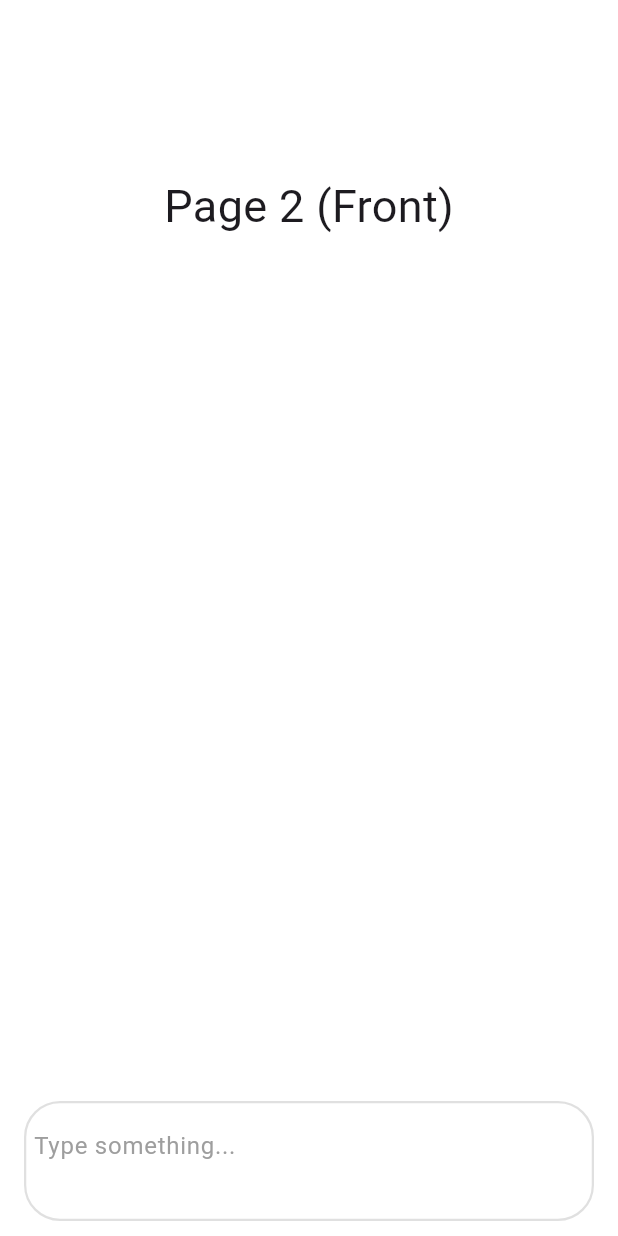
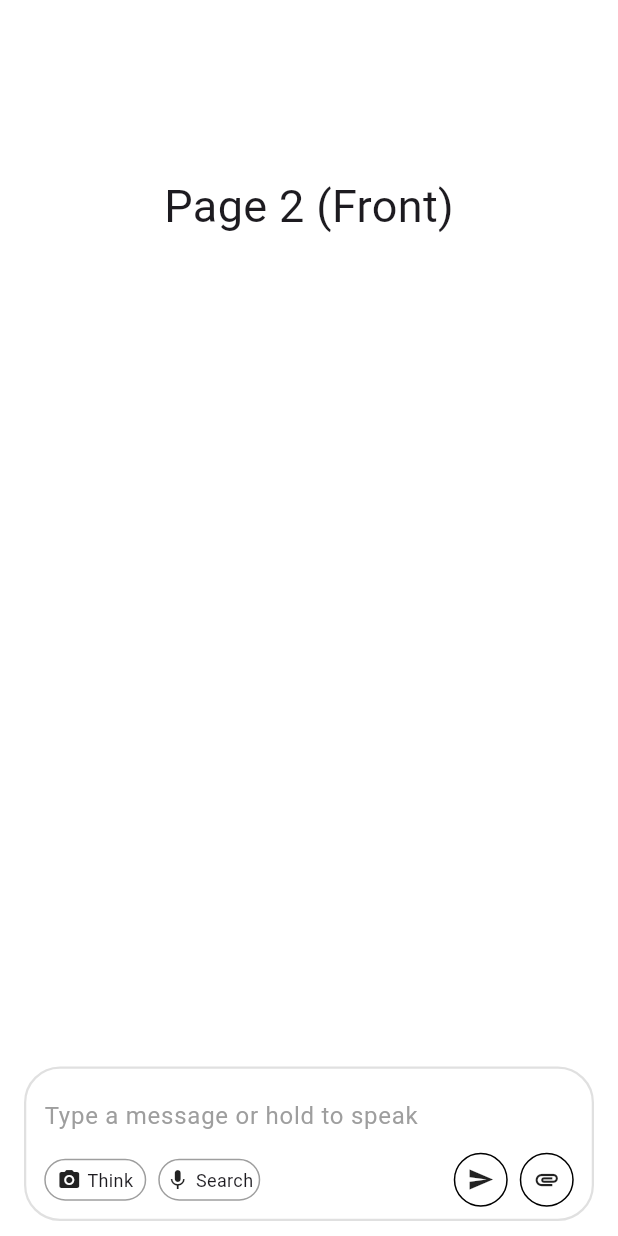
Before and after one commit to zaibappdev/deepseek_clone_app, a Flutter app: the HomeScreen screen opened by its route, on a phone screen of 412 x 824 dp. Run offline on Flutter 3.47's test engine with Material 3 defaults, Android fonts, the phone set to English and light mode, and no system bars; our stand-ins replace go_router.

Commit message:
text field

```diff
--- a/lib/features/home/home_screen.dart
+++ b/lib/features/home/home_screen.dart
@@ -148,7 +148,7 @@ class _HomeScreenState extends State<HomeScreen>
             builder: (context, _) {
               final drag = controller.value;
 
-              // Close page keyboard when open page 1
+              // Close keyboard if page 1 opens
               if (drag > 0) {
                 FocusScope.of(context).unfocus();
               }
@@ -176,13 +176,12 @@ class _HomeScreenState extends State<HomeScreen>
                       ),
                     ),
 
-                    // Text Field
+                    // TEXT FIELD + BOTTOM ROW
                     Positioned(
                       bottom: MediaQuery.of(context).viewInsets.bottom + 10,
                       left: 16,
                       right: 16,
                       child: Container(
-                        height: 80,
                         decoration: BoxDecoration(
                           color: Colors.white,
                           borderRadius: BorderRadius.circular(24),
@@ -192,20 +191,131 @@ class _HomeScreenState extends State<HomeScreen>
                           ),
                         ),
                         child: Padding(
-                          padding: const EdgeInsets.all(5),
-                          child: TextField(
+                          padding: const EdgeInsets.symmetric(
+                            horizontal: 12,
+                            vertical: 8,
+                          ),
+                          child: Column(
+                            mainAxisSize: MainAxisSize.min,
+                            children: [
+                              // TextField
+                              TextField(
                                 maxLines: 6,
                                 minLines: 1,
                                 keyboardType: TextInputType.multiline,
                                 decoration: const InputDecoration(
                                   border: InputBorder.none,
-                              hintText: "Type something...",
+                                  hintText: "Type a message or hold to speak",
                                   hintStyle: TextStyle(color: Colors.grey),
                                 ),
                                 style: const TextStyle(
                                   fontSize: 16,
                                   color: Colors.black,
                                 ),
+                              ),
+
+                              // Bottom Row
+                              Row(
+                                mainAxisAlignment:
+                                    MainAxisAlignment.spaceBetween,
+                                children: [
+                                  // Left Side: 2 small containers aligned left
+                                  Row(
+                                    children: [
+                                      Container(
+                                        height: 28,
+                                        width: 68,
+                                        padding: const EdgeInsets.symmetric(
+                                          horizontal: 4,
+                                        ),
+                                        decoration: BoxDecoration(
+                                          color: Colors.white,
+                                          borderRadius: BorderRadius.circular(
+                                            14,
+                                          ),
+                                          border: Border.all(
+                                            color: Colors.grey,
+                                          ),
+                                        ),
+                                        child: Row(
+                                          mainAxisAlignment:
+                                              MainAxisAlignment.center,
+                                          children: const [
+                                            Icon(Icons.camera_alt, size: 16),
+                                            SizedBox(width: 4),
+                                            Text(
+                                              "Think",
+                                              style: TextStyle(fontSize: 12),
+                                            ),
+                                          ],
+                                        ),
+                                      ),
+                                      const SizedBox(width: 8),
+                                      Container(
+                                        height: 28,
+                                        width: 68,
+                                        padding: const EdgeInsets.symmetric(
+                                          horizontal: 4,
+                                        ),
+                                        decoration: BoxDecoration(
+                                          color: Colors.white,
+                                          borderRadius: BorderRadius.circular(
+                                            14,
+                                          ),
+                                          border: Border.all(
+                                            color: Colors.grey,
+                                          ),
+                                        ),
+                                        child: Row(
+                                          mainAxisAlignment:
+                                              MainAxisAlignment.center,
+                                          children: const [
+                                            Icon(Icons.mic, size: 16),
+                                            SizedBox(width: 4),
+                                            Text(
+                                              "Search",
+                                              style: TextStyle(fontSize: 12),
+                                            ),
+                                          ],
+                                        ),
+                                      ),
+                                    ],
+                                  ),
+
+                                  // Right Side: 2 circular icons
+                                  Row(
+                                    children: [
+                                      Container(
+                                        height: 36,
+                                        width: 36,
+                                        decoration: BoxDecoration(
+                                          shape: BoxShape.circle,
+                                          border: Border.all(
+                                            color: Colors.black,
+                                          ),
+                                        ),
+                                        child: const Icon(Icons.send, size: 18),
+                                      ),
+                                      const SizedBox(width: 8),
+                                      Container(
+                                        height: 36,
+                                        width: 36,
+                                        decoration: BoxDecoration(
+                                          shape: BoxShape.circle,
+                                          border: Border.all(
+                                            color: Colors.black,
+                                          ),
+                                        ),
+                                        child: const Icon(
+                                          Icons.attachment,
+                                          size: 18,
+                                        ),
+                                      ),
+                                    ],
+                                  ),
+                                ],
+                              ),
+                            ],
                           ),
                         ),
                       ),
```
Lines whose indentation alone changed are shown as unchanged.
